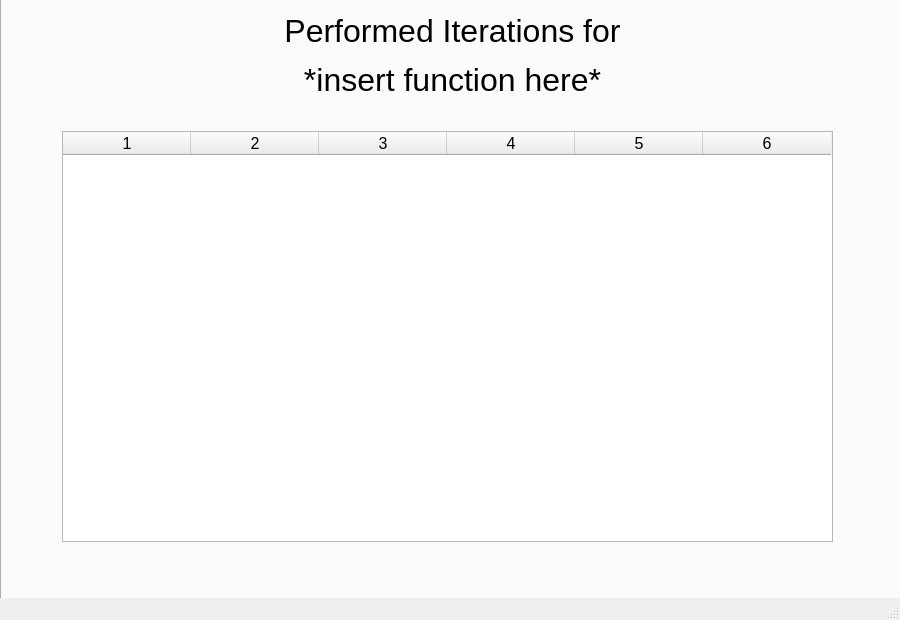
Fawad-Javed-Fateh/Zephyr-I, file MainFiles/UIDesign.ui: the form before one commit.
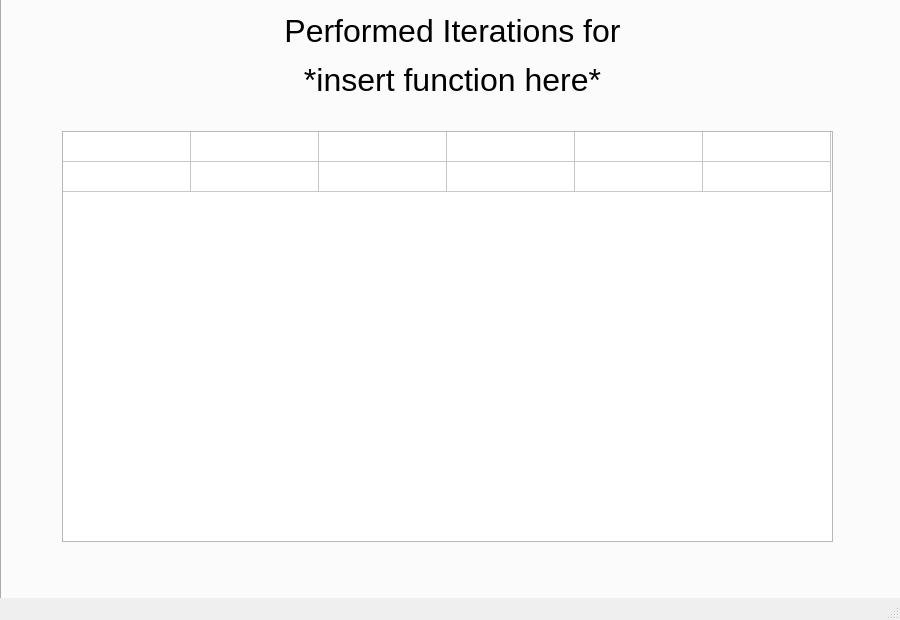
The form after the commit. The open tabs and pages were chosen to show the change.

```diff
--- a/MainFiles/UIDesign.ui
+++ b/MainFiles/UIDesign.ui
@@ -359,9 +359,15 @@
         <height>411</height>
        </rect>
       </property>
+      <property name="rowCount">
+       <number>2</number>
+      </property>
       <property name="columnCount">
        <number>6</number>
       </property>
+      <attribute name="horizontalHeaderVisible">
+       <bool>false</bool>
+      </attribute>
       <attribute name="horizontalHeaderDefaultSectionSize">
        <number>128</number>
       </attribute>
@@ -377,6 +383,8 @@
       <attribute name="verticalHeaderCascadingSectionResizes">
        <bool>false</bool>
       </attribute>
+      <row/>
+      <row/>
       <column/>
       <column/>
       <column/>
```
